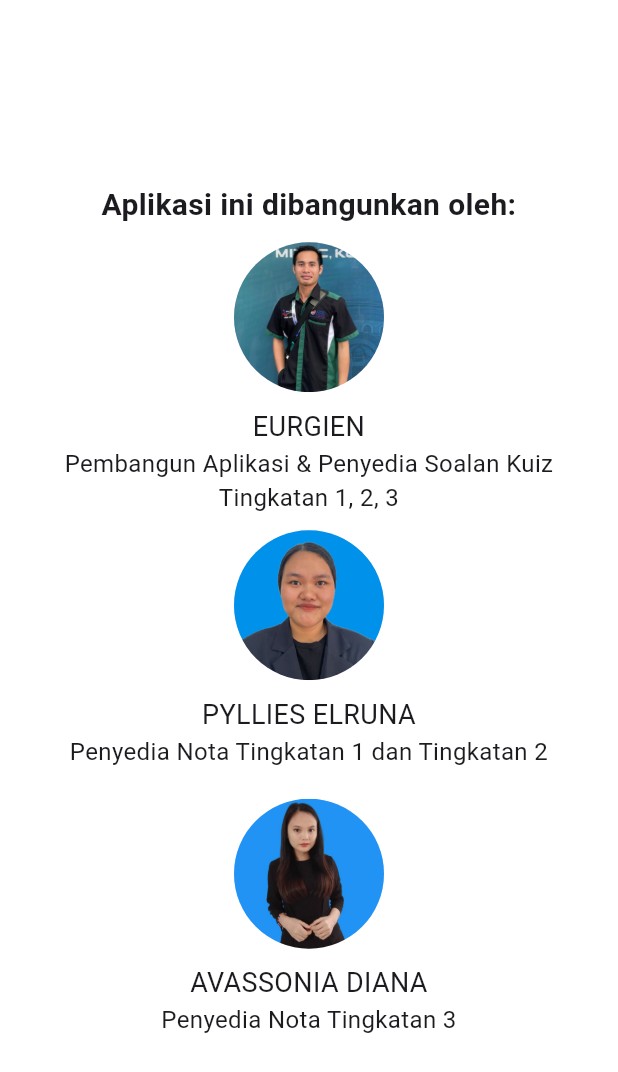
After one commit to Agien99/Notaku_Sejarah, a Flutter app: the KreditScreen screen opened directly, on a phone screen of 412 x 824 dp. The commit adds this screen. Shown: the top 1072 px of the screen. Run offline on Flutter 3.47's test engine with Material 3 defaults, Android fonts, the light colour scheme and no system bars; our stand-ins replace shared_preferences; missing offline and left inert: flutter_pdfview; accounts and stored records are empty.

Commit message:
Added Credit page

```diff
--- /dev/null
+++ b/lib/kredit_screen.dart
@@ -0,0 +1,78 @@
+import 'package:flutter/material.dart';
+
+class KreditScreen extends StatelessWidget {
+  const KreditScreen({super.key});
+
+  @override
+  Widget build(BuildContext context) {
+    return Scaffold(
+      backgroundColor: Colors.transparent,
+      body: Center(
+        child: SingleChildScrollView(
+          child: Padding(
+            padding: const EdgeInsets.all(16.0),
+            child: Column(
+              mainAxisAlignment: MainAxisAlignment.center,
+              children: [
+                Text(
+                  'Aplikasi ini dibangunkan oleh:',
+                  style: TextStyle(fontSize: 20, fontWeight: FontWeight.bold),
+                  textAlign: TextAlign.center,
+                ),
+                SizedBox(height: 10),
+                CircleAvatar(
+                  radius: 50,
+                  backgroundImage: AssetImage('images/credits/eurgien.jpeg'),
+                ),
+                SizedBox(height: 10),
+                Text(
+                  'EURGIEN',
+                  style: TextStyle(fontSize: 18),
+                  textAlign: TextAlign.center,
+                ),
+                Text(
+                  'Pembangun Aplikasi & Penyedia Soalan Kuiz Tingkatan 1, 2, 3',
+                  style: TextStyle(fontSize: 16),
+                  textAlign: TextAlign.center,
+                ),
+                SizedBox(height: 10),
+                CircleAvatar(
+                  radius: 50,
+                  backgroundImage: AssetImage('images/credits/pyllies.jpeg'),
+                ),
+                SizedBox(height: 10),
+                Text(
+                  'PYLLIES ELRUNA',
+                  style: TextStyle(fontSize: 18),
+                  textAlign: TextAlign.center,
+                ),
+                Text(
+                  'Penyedia Nota Tingkatan 1 dan Tingkatan 2',
+                  style: TextStyle(fontSize: 16),
+                  textAlign: TextAlign.center,
+                ),
+                SizedBox(height: 20),
+                CircleAvatar(
+                  radius: 50,
+                  backgroundImage: AssetImage('images/credits/avassonia.jpeg'),
+                ),
+                SizedBox(height: 10),
+                Text(
+                  'AVASSONIA DIANA',
+                  style: TextStyle(fontSize: 18),
+                  textAlign: TextAlign.center,
+                ),
+                Text(
+                  'Penyedia Nota Tingkatan 3',
+                  style: TextStyle(fontSize: 16),
+                  textAlign: TextAlign.center,
+                ),
+                SizedBox(height: 10),
+              ],
+            ),
+          ),
+        ),
+      ),
+    );
+  }
+}
--- a/lib/main.dart
+++ b/lib/main.dart
@@ -1,6 +1,7 @@
 import 'package:flutter/material.dart';
 import 'notes_screen.dart';
 import 'package:notaku_sejarah/tingkatan_quiz_screen.dart';
+import 'kredit_screen.dart';
 
 void main() {
   runApp(const MyApp());
@@ -39,6 +40,7 @@ class _MyHomePageState extends State<MyHomePage> {
   static const List<Widget> _widgetOptions = <Widget>[
     NotesScreen(),
     TingkatanQuizScreen(),
+    KreditScreen(),
   ];
 
   void _onItemTapped(int index) {
@@ -81,6 +83,10 @@ class _MyHomePageState extends State<MyHomePage> {
               icon: Icon(Icons.question_answer),
               label: 'Kuiz',
             ),
+            BottomNavigationBarItem(
+              icon: Icon(Icons.info),
+              label: 'Kredit',
+            ),
           ],
           currentIndex: _selectedIndex,
           onTap: _onItemTapped,
--- a/pubspec.yaml
+++ b/pubspec.yaml
@@ -73,6 +73,7 @@ flutter:
   assets:
     - images/
     - images/buttons/
+    - images/credits/
     - notes/
 
   # An image asset can refer to one or more resolution-specific "variants", see
```
Also changed, not shown: images/credits/avassonia.jpeg (added), images/credits/eurgien.jpeg (added), images/credits/pyllies.jpeg (added).
